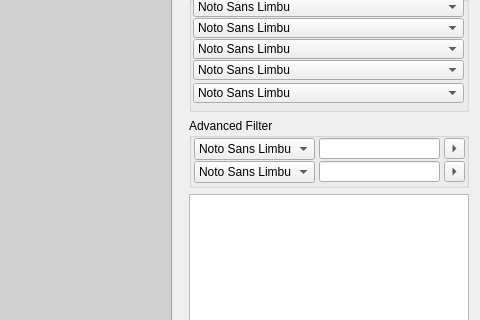
Above: QSW/SWFormUI.ui from sidsukana/QSpellWork before the change; both pictures show x 420 to 900 and y 181 to 501 of the 900 by 639 pixel window. Below: the same form after it.
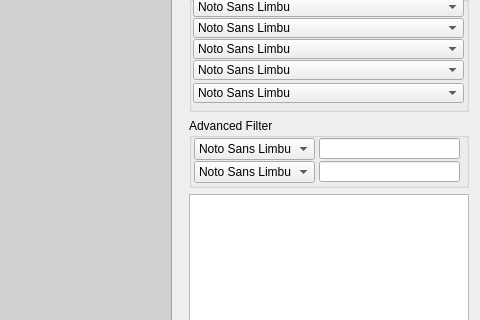
That is the form after the change. Icons and pictures are not drawn.

What changed in the file:
```diff
--- a/QSW/SWFormUI.ui
+++ b/QSW/SWFormUI.ui
@@ -426,7 +426,7 @@
         <rect>
          <x>130</x>
          <y>20</y>
-         <width>121</width>
+         <width>141</width>
          <height>21</height>
         </rect>
        </property>
@@ -436,61 +436,11 @@
         <rect>
          <x>130</x>
          <y>43</y>
-         <width>121</width>
+         <width>141</width>
          <height>21</height>
         </rect>
        </property>
       </widget>
-      <widget class="QToolButton" name="toolButton">
-       <property name="geometry">
-        <rect>
-         <x>255</x>
-         <y>20</y>
-         <width>21</width>
-         <height>21</height>
-        </rect>
-       </property>
-       <property name="styleSheet">
-        <string notr="true"/>
-       </property>
-       <property name="text">
-        <string>-&gt;</string>
-       </property>
-       <property name="autoExclusive">
-        <bool>false</bool>
-       </property>
-       <property name="popupMode">
-        <enum>QToolButton::InstantPopup</enum>
-       </property>
-       <property name="toolButtonStyle">
-        <enum>Qt::ToolButtonIconOnly</enum>
-       </property>
-       <property name="autoRaise">
-        <bool>false</bool>
-       </property>
-       <property name="arrowType">
-        <enum>Qt::RightArrow</enum>
-       </property>
-      </widget>
-      <widget class="QToolButton" name="toolButton_2">
-       <property name="geometry">
-        <rect>
-         <x>255</x>
-         <y>43</y>
-         <width>21</width>
-         <height>21</height>
-        </rect>
-       </property>
-       <property name="text">
-        <string>-&gt;</string>
-       </property>
-       <property name="popupMode">
-        <enum>QToolButton::InstantPopup</enum>
-       </property>
-       <property name="arrowType">
-        <enum>Qt::RightArrow</enum>
-       </property>
-      </widget>
       <widget class="QFontComboBox" name="adBox1">
        <property name="geometry">
         <rect>
```
Left out of the diff: 2 changed lines with no effect on the pictures.
